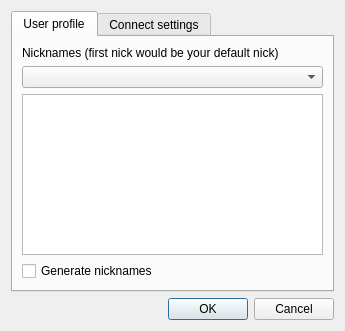
Above: src/plugins/azoth/plugins/acetamide/ircaccountconfigurationdialog.ui from 0xd34df00d/leechcraft before the change. Below: the same form after it.
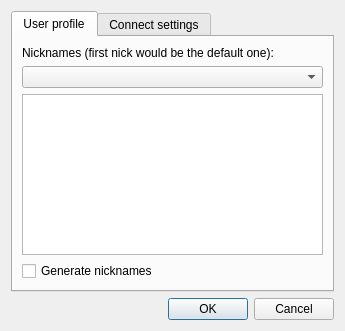
That is the form after the change.

Commit message: Azoth Acetamide: fixed forms and layouts.

Diff of the .ui file:
```diff
--- a/src/plugins/azoth/plugins/acetamide/ircaccountconfigurationdialog.ui
+++ b/src/plugins/azoth/plugins/acetamide/ircaccountconfigurationdialog.ui
@@ -37,7 +37,7 @@
        <item row="0" column="0">
         <widget class="QLabel" name="label_7">
          <property name="text">
-          <string>Nicknames (first nick would be your default nick)</string>
+          <string>Nicknames (first nick would be the default one):</string>
          </property>
         </widget>
        </item>
```
Left out of the diff: 5 changed lines with no effect on the pictures. The commit also changes 3 other files.
